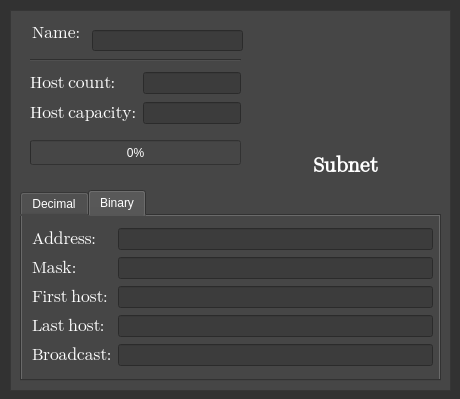
Qt form src/widgetApp/SubnetDialog.ui (Projekt-zespolowy-TIU/DesignYourNetwork) before a commit.
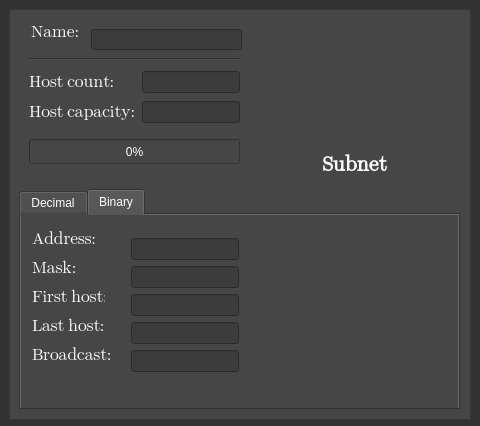
The same form after that commit. The open tabs and pages were chosen to show the change. Icons and pictures are not drawn.

Commit message: scroll areas for IPv6 binary

Patch:
```diff
--- a/src/widgetApp/SubnetDialog.ui
+++ b/src/widgetApp/SubnetDialog.ui
@@ -6,8 +6,8 @@
    <rect>
     <x>0</x>
     <y>0</y>
-    <width>460</width>
-    <height>399</height>
+    <width>480</width>
+    <height>426</height>
    </rect>
   </property>
   <property name="windowTitle">
@@ -27,10 +27,10 @@
   <widget class="QFrame" name="frame">
    <property name="geometry">
     <rect>
-     <x>10</x>
-     <y>10</y>
-     <width>441</width>
-     <height>381</height>
+     <x>9</x>
+     <y>9</y>
+     <width>462</width>
+     <height>411</height>
     </rect>
    </property>
    <property name="font">
@@ -51,7 +51,7 @@
    <widget class="QLabel" name="label_10">
     <property name="geometry">
      <rect>
-      <x>290</x>
+      <x>300</x>
       <y>140</y>
       <width>91</width>
       <height>31</height>
@@ -80,8 +80,8 @@
      <rect>
       <x>10</x>
       <y>180</y>
-      <width>421</width>
-      <height>191</height>
+      <width>441</width>
+      <height>221</height>
      </rect>
     </property>
     <property name="tabPosition">
@@ -286,18 +286,15 @@
      <attribute name="title">
       <string>Binary</string>
      </attribute>
-     <widget class="QWidget" name="layoutWidget">
-      <property name="geometry">
-       <rect>
-        <x>10</x>
-        <y>11</y>
-        <width>401</width>
-        <height>143</height>
-       </rect>
-      </property>
-      <layout class="QGridLayout" name="gridLayout_2">
-       <item row="0" column="0">
         <widget class="QLabel" name="label_14">
+      <property name="geometry">
+       <rect>
+        <x>11</x>
+        <y>12</y>
+        <width>64</width>
+        <height>23</height>
+       </rect>
+      </property>
          <property name="font">
           <font>
            <family>Segoe UI Emoji</family>
@@ -311,9 +308,15 @@
           <string>Address:</string>
          </property>
         </widget>
-       </item>
-       <item row="2" column="0">
         <widget class="QLabel" name="label_21">
+      <property name="geometry">
+       <rect>
+        <x>11</x>
+        <y>70</y>
+        <width>73</width>
+        <height>23</height>
+       </rect>
+      </property>
          <property name="font">
           <font>
            <family>Segoe UI Emoji</family>
@@ -327,9 +330,15 @@
           <string>First host:</string>
          </property>
         </widget>
-       </item>
-       <item row="1" column="0">
         <widget class="QLabel" name="label_15">
+      <property name="geometry">
+       <rect>
+        <x>11</x>
+        <y>41</y>
+        <width>44</width>
+        <height>23</height>
+       </rect>
+      </property>
          <property name="font">
           <font>
            <family>Segoe UI Emoji</family>
@@ -343,9 +352,15 @@
           <string>Mask:</string>
          </property>
         </widget>
-       </item>
-       <item row="4" column="0">
         <widget class="QLabel" name="label_22">
+      <property name="geometry">
+       <rect>
+        <x>11</x>
+        <y>128</y>
+        <width>78</width>
+        <height>23</height>
+       </rect>
+      </property>
          <property name="font">
           <font>
            <family>Segoe UI Emoji</family>
@@ -359,9 +374,15 @@
           <string>Broadcast:</string>
          </property>
         </widget>
-       </item>
-       <item row="3" column="0">
         <widget class="QLabel" name="label_20">
+      <property name="geometry">
+       <rect>
+        <x>11</x>
+        <y>99</y>
+        <width>71</width>
+        <height>23</height>
+       </rect>
+      </property>
          <property name="font">
           <font>
            <family>Segoe UI Emoji</family>
@@ -375,31 +396,91 @@
           <string>Last host:</string>
          </property>
         </widget>
-       </item>
-       <item row="0" column="1">
+     <widget class="QScrollArea" name="scrollArea">
+      <property name="geometry">
+       <rect>
+        <x>90</x>
+        <y>5</y>
+        <width>341</width>
+        <height>181</height>
+       </rect>
+      </property>
+      <property name="frameShape">
+       <enum>QFrame::NoFrame</enum>
+      </property>
+      <property name="verticalScrollBarPolicy">
+       <enum>Qt::ScrollBarAsNeeded</enum>
+      </property>
+      <property name="horizontalScrollBarPolicy">
+       <enum>Qt::ScrollBarAsNeeded</enum>
+      </property>
+      <property name="sizeAdjustPolicy">
+       <enum>QAbstractScrollArea::AdjustIgnored</enum>
+      </property>
+      <property name="widgetResizable">
+       <bool>true</bool>
+      </property>
+      <widget class="QWidget" name="scrollAreaWidgetContents">
+       <property name="geometry">
+        <rect>
+         <x>0</x>
+         <y>0</y>
+         <width>341</width>
+         <height>181</height>
+        </rect>
+       </property>
+       <layout class="QHBoxLayout" name="horizontalLayout_2">
+        <item>
+         <widget class="QFrame" name="addressFrame">
+          <property name="minimumSize">
+           <size>
+            <width>300</width>
+            <height>0</height>
+           </size>
+          </property>
+          <property name="frameShape">
+           <enum>QFrame::NoFrame</enum>
+          </property>
+          <property name="frameShadow">
+           <enum>QFrame::Raised</enum>
+          </property>
+          <widget class="QLineEdit" name="broadcastAddressBinary">
+           <property name="enabled">
+            <bool>false</bool>
+           </property>
+           <property name="geometry">
+            <rect>
+             <x>11</x>
+             <y>121</y>
+             <width>108</width>
+             <height>22</height>
+            </rect>
+           </property>
+           <property name="styleSheet">
+            <string notr="true">background-color: rgb(60, 60, 60);</string>
+           </property>
+           <property name="text">
+            <string/>
+           </property>
+           <property name="frame">
+            <bool>true</bool>
+           </property>
+           <property name="alignment">
+            <set>Qt::AlignLeading|Qt::AlignLeft|Qt::AlignVCenter</set>
+           </property>
+          </widget>
         <widget class="QLineEdit" name="subnetAddressBinary">
          <property name="enabled">
           <bool>false</bool>
          </property>
-         <property name="styleSheet">
-          <string notr="true">background-color: rgb(60, 60, 60);</string>
-         </property>
-         <property name="text">
-          <string/>
-         </property>
-         <property name="frame">
-          <bool>true</bool>
-         </property>
-         <property name="alignment">
-          <set>Qt::AlignCenter</set>
-         </property>
-        </widget>
-       </item>
-       <item row="1" column="1">
-        <widget class="QLineEdit" name="subnetMaskBinary">
-         <property name="enabled">
-          <bool>false</bool>
-         </property>
+           <property name="geometry">
+            <rect>
+             <x>11</x>
+             <y>9</y>
+             <width>108</width>
+             <height>22</height>
+            </rect>
+           </property>
          <property name="styleSheet">
           <string notr="true">background-color: rgb(60, 60, 60);</string>
          </property>
@@ -410,15 +491,21 @@
           <bool>true</bool>
          </property>
          <property name="alignment">
-          <set>Qt::AlignCenter</set>
-         </property>
-        </widget>
-       </item>
-       <item row="2" column="1">
+            <set>Qt::AlignLeading|Qt::AlignLeft|Qt::AlignVCenter</set>
+           </property>
+          </widget>
         <widget class="QLineEdit" name="firstAddressBinary">
          <property name="enabled">
           <bool>false</bool>
          </property>
+           <property name="geometry">
+            <rect>
+             <x>11</x>
+             <y>65</y>
+             <width>108</width>
+             <height>22</height>
+            </rect>
+           </property>
          <property name="styleSheet">
           <string notr="true">background-color: rgb(60, 60, 60);</string>
          </property>
@@ -429,15 +516,46 @@
           <bool>true</bool>
          </property>
          <property name="alignment">
-          <set>Qt::AlignCenter</set>
-         </property>
-        </widget>
-       </item>
-       <item row="3" column="1">
+            <set>Qt::AlignLeading|Qt::AlignLeft|Qt::AlignVCenter</set>
+           </property>
+          </widget>
+          <widget class="QLineEdit" name="subnetMaskBinary">
+           <property name="enabled">
+            <bool>false</bool>
+           </property>
+           <property name="geometry">
+            <rect>
+             <x>11</x>
+             <y>37</y>
+             <width>108</width>
+             <height>22</height>
+            </rect>
+           </property>
+           <property name="styleSheet">
+            <string notr="true">background-color: rgb(60, 60, 60);</string>
+           </property>
+           <property name="text">
+            <string/>
+           </property>
+           <property name="frame">
+            <bool>true</bool>
+           </property>
+           <property name="alignment">
+            <set>Qt::AlignLeading|Qt::AlignLeft|Qt::AlignVCenter</set>
+           </property>
+          </widget>
         <widget class="QLineEdit" name="lastAddressBinary">
          <property name="enabled">
           <bool>false</bool>
          </property>
+           <property name="geometry">
+            <rect>
+             <x>11</x>
+             <y>93</y>
+             <width>108</width>
+             <height>22</height>
+            </rect>
+           </property>
          <property name="styleSheet">
           <string notr="true">background-color: rgb(60, 60, 60);</string>
          </property>
@@ -448,30 +566,13 @@
           <bool>true</bool>
          </property>
          <property name="alignment">
-          <set>Qt::AlignCenter</set>
-         </property>
-        </widget>
-       </item>
-       <item row="4" column="1">
-        <widget class="QLineEdit" name="broadcastAddressBinary">
-         <property name="enabled">
-          <bool>false</bool>
-         </property>
-         <property name="styleSheet">
-          <string notr="true">background-color: rgb(60, 60, 60);</string>
-         </property>
-         <property name="text">
-          <string/>
-         </property>
-         <property name="frame">
-          <bool>true</bool>
-         </property>
-         <property name="alignment">
-          <set>Qt::AlignCenter</set>
-         </property>
+            <set>Qt::AlignLeading|Qt::AlignLeft|Qt::AlignVCenter</set>
+           </property>
+          </widget>
         </widget>
        </item>
       </layout>
+      </widget>
      </widget>
     </widget>
    </widget>
@@ -481,7 +582,7 @@
     </property>
     <property name="geometry">
      <rect>
-      <x>280</x>
+      <x>290</x>
       <y>20</y>
       <width>120</width>
       <height>120</height>
```
Left out of the diff: 2 changed lines with no effect on the pictures. Lines whose indentation alone changed are shown as unchanged. The commit also changes 15 other files.
